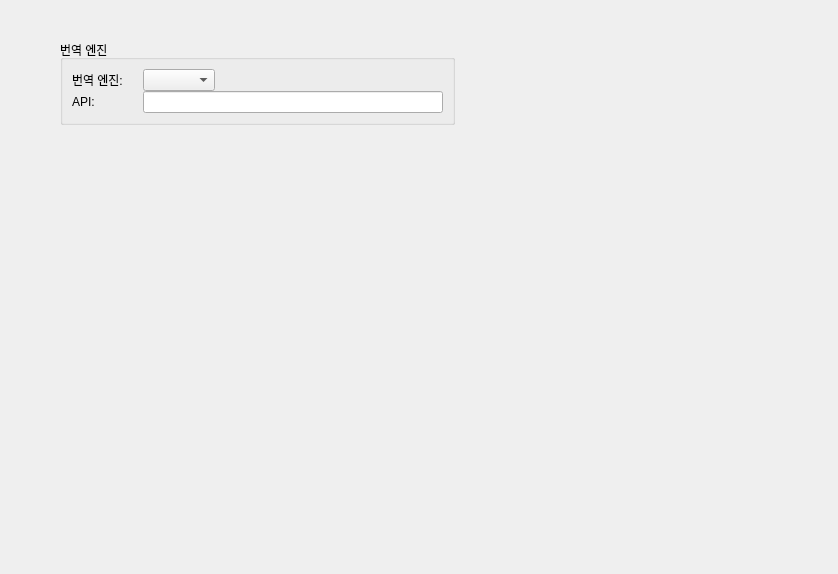
This is ui/SettingsWidget.ui in KimYubin/SolTranslator as Qt 5 draws it before an edit. The edited form follows.
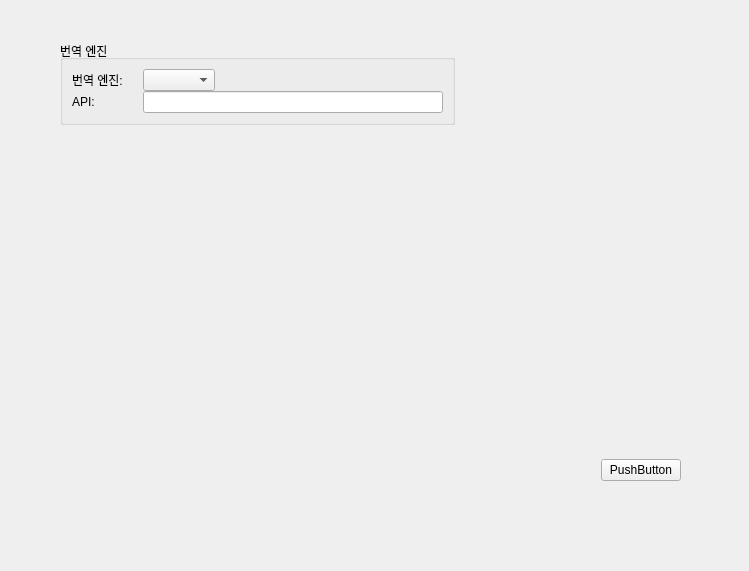
This is the edited form.

```diff
--- a/ui/SettingsWidget.ui
+++ b/ui/SettingsWidget.ui
@@ -6,8 +6,8 @@
    <rect>
     <x>0</x>
     <y>0</y>
-    <width>838</width>
-    <height>574</height>
+    <width>749</width>
+    <height>571</height>
    </rect>
   </property>
   <property name="windowTitle">
@@ -18,11 +18,11 @@
     <rect>
      <x>40</x>
      <y>20</y>
-     <width>611</width>
-     <height>431</height>
+     <width>641</width>
+     <height>481</height>
     </rect>
    </property>
-   <layout class="QGridLayout" name="mainLayout">
+   <layout class="QGridLayout" name="mainLayout" rowstretch="0,0,0">
     <property name="leftMargin">
      <number>20</number>
     </property>
@@ -35,8 +35,23 @@
     <property name="spacing">
      <number>0</number>
     </property>
-    <item row="0" column="0" alignment="Qt::AlignmentFlag::AlignLeft|Qt::AlignmentFlag::AlignTop">
-     <widget class="QGroupBox" name="groupBox">
+    <item row="1" column="0">
+     <spacer name="verticalSpacer">
+      <property name="orientation">
+       <enum>Qt::Orientation::Vertical</enum>
+      </property>
+      <property name="sizeHint" stdset="0">
+       <size>
+        <width>20</width>
+        <height>40</height>
+       </size>
+      </property>
+     </spacer>
+    </item>
+    <item row="0" column="0">
+     <layout class="QGridLayout" name="gridLayout_2">
+      <item row="0" column="0">
+       <widget class="QGroupBox" name="engineGroup">
       <property name="sizePolicy">
        <sizepolicy hsizetype="Fixed" vsizetype="Fixed">
         <horstretch>0</horstretch>
@@ -46,6 +61,9 @@
       <property name="title">
        <string>번역 엔진</string>
       </property>
+        <property name="alignment">
+         <set>Qt::AlignmentFlag::AlignLeading|Qt::AlignmentFlag::AlignLeft|Qt::AlignmentFlag::AlignVCenter</set>
+        </property>
       <property name="flat">
        <bool>true</bool>
       </property>
@@ -117,6 +135,45 @@
        </item>
       </layout>
      </widget>
+      </item>
+      <item row="0" column="1">
+       <spacer name="horizontalSpacer_2">
+        <property name="orientation">
+         <enum>Qt::Orientation::Horizontal</enum>
+        </property>
+        <property name="sizeHint" stdset="0">
+         <size>
+          <width>40</width>
+          <height>20</height>
+         </size>
+        </property>
+       </spacer>
+      </item>
+     </layout>
+    </item>
+    <item row="2" column="0">
+     <layout class="QHBoxLayout" name="horizontalLayout">
+      <item>
+       <spacer name="horizontalSpacer">
+        <property name="orientation">
+         <enum>Qt::Orientation::Horizontal</enum>
+        </property>
+        <property name="sizeHint" stdset="0">
+         <size>
+          <width>40</width>
+          <height>20</height>
+         </size>
+        </property>
+       </spacer>
+      </item>
+      <item>
+       <widget class="QPushButton" name="pushButton">
+        <property name="text">
+         <string>PushButton</string>
+        </property>
+       </widget>
+      </item>
+     </layout>
     </item>
    </layout>
   </widget>
```
Left out of the diff: 8 changed lines with no effect on the pictures. Lines whose indentation alone changed are shown as unchanged.
